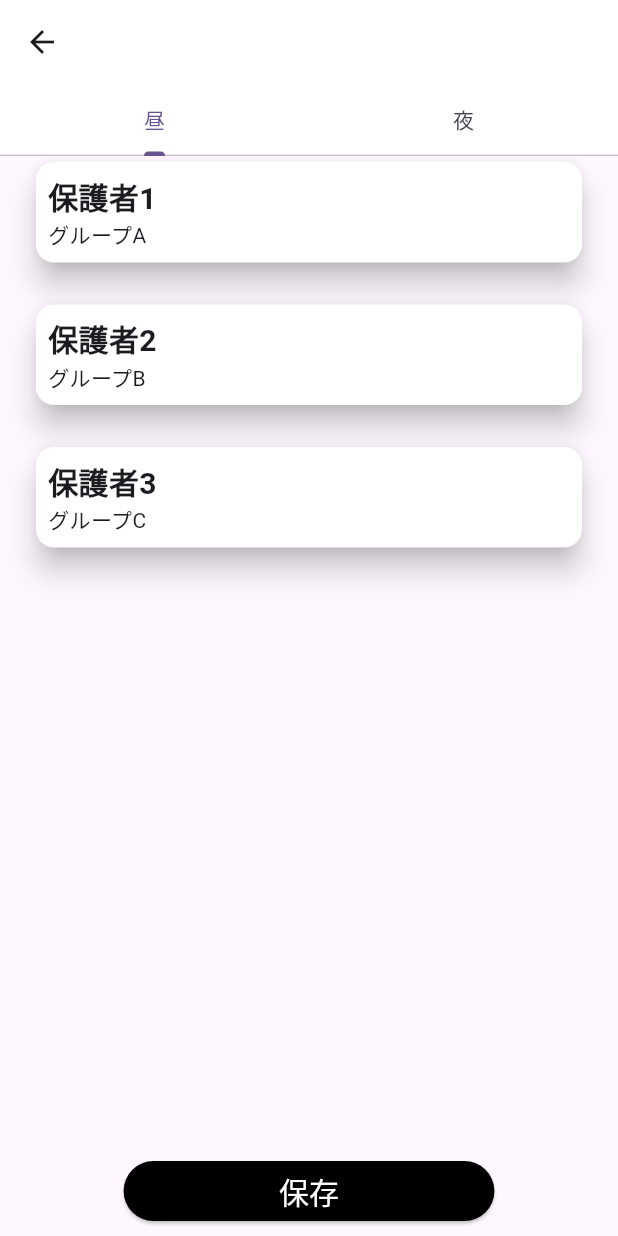
After one commit to GreenTeaProgrammers/WhereChildBus, a Flutter app: the BusGuardianManagePage screen opened directly, on a phone screen of 412 x 824 dp. The commit adds this screen. Run offline on Flutter 3.47's test engine with Material 3 defaults, Android fonts, the phone set to English and light mode, and no system bars; our stand-ins replace fixnum, flutter_dotenv, flutter_toggle_tab, image_picker; missing offline and left inert: grpc, protobuf.

Commit message:
feat:保護者一覧ページを作成

```diff
--- /dev/null
+++ b/frontend/where_child_bus/lib/components/guardian_list/guardian_list.dart
@@ -0,0 +1,39 @@
+
+import 'package:flutter/material.dart';
+import 'package:where_child_bus/components/guardian_list/guardian_list_element/guardian_list_element.dart';
+import 'package:where_child_bus/pages/student_list_page/student_detail_sheet.dart';
+
+class GuardianList extends StatefulWidget {
+  final List<String> guardianNames;
+  final List<String> groupNames;
+  final VoidCallback? callback;
+
+  const GuardianList({
+    Key? key,
+    required this.guardianNames,
+    required this.groupNames,
+    this.callback,
+  }) : super(key: key);
+
+  @override
+  _GuardiansListState createState() => _GuardiansListState();
+}
+
+class _GuardiansListState extends State<GuardianList> {
+  @override
+  Widget build(BuildContext context) {
+    return ListView.separated(
+      itemCount: widget.guardianNames.length,
+      separatorBuilder: (BuildContext context, int index) => const Divider(height: 20, color: Colors.transparent),
+      itemBuilder: (BuildContext context, int index) => guardianListElement(context, index),
+    );
+  }
+
+  Widget guardianListElement(BuildContext context, int index) {
+    return GuardianListElement(
+      title: widget.guardianNames[index],
+      subtitle: widget.groupNames[index],
+      // imagePath: "assets/images/face_${widget.images[index]}.png",
+    );
+  }
+}
--- /dev/null
+++ b/frontend/where_child_bus/lib/components/guardian_list/guardian_list_element/guardian_list_element.dart
@@ -0,0 +1,75 @@
+
+import 'package:flutter/material.dart';
+
+class GuardianListElement extends StatelessWidget {
+  final String title;
+  final String subtitle;
+  final VoidCallback? onTap;
+  final Widget? actionButton;
+
+  const GuardianListElement({
+    Key? key,
+    required this.title,
+    required this.subtitle,
+    this.onTap,
+    this.actionButton,
+  }) : super(key: key);
+
+  @override
+  Widget build(BuildContext context) {
+    return listElementPadding(
+      Card(
+        elevation: 8,
+        clipBehavior: Clip.antiAliasWithSaveLayer,
+        child: Material(
+          color: Colors.white, // Cardの背景色
+          child: InkWell(
+            onTap: onTap, // タップ時のアクション
+            child: Padding(
+              padding: const EdgeInsets.all(8.0),
+              child: Row(
+                children: [
+                  // Image.asset(imagePath, width: 100, height: 100),
+                  // const SizedBox(width: 16),
+                  Expanded(
+                    child: titleAndSubTitle(title, subtitle),
+                  ),
+                  if (actionButton != null) actionButton!, // アクションボタンを表示
+                ],
+              ),
+            ),
+          ),
+        ),
+      ),
+    );
+  }
+
+  Column titleAndSubTitle(String title, String subtitle) {
+    return Column(
+      crossAxisAlignment: CrossAxisAlignment.start,
+      mainAxisAlignment: MainAxisAlignment.spaceBetween,
+      children: [
+        titleText(title),
+        subTitleText(subtitle),
+      ],
+    );
+  }
+
+  Text titleText(String title) {
+    return Text(
+      title,
+      style: const TextStyle(fontSize: 20, fontWeight: FontWeight.bold)
+    );
+  }
+
+  Text subTitleText(String subtitle) {
+    return Text(subtitle);
+  }
+
+  Padding listElementPadding(Widget child) {
+    return Padding(
+      padding: const EdgeInsets.symmetric(horizontal: 20),
+      child: child,
+    );
+  }
+}
--- /dev/null
+++ b/frontend/where_child_bus/lib/pages/bus_list_page/bus_edit_page/bus_child_manage_page/bus_guardian_manage_page.dart
@@ -0,0 +1,60 @@
+import "package:flutter/material.dart";
+import "package:where_child_bus/components/guardian_list/guardian_list.dart";
+import "package:where_child_bus/pages/bus_list_page/bus_edit_page/components/confirm_button.dart";
+
+class BusGuardianManagePage extends StatefulWidget {
+  @override
+  _BusGuardianManagePageState createState() => _BusGuardianManagePageState();
+}
+
+class _BusGuardianManagePageState extends State<BusGuardianManagePage> {
+  // サンプルデータのリスト
+  final List<String> guardianNames = ['保護者1', '保護者2', '保護者3'];
+  final List<String> groupNames = ['グループA', 'グループB', 'グループC'];
+
+  @override
+  Widget build(BuildContext context) {
+    return DefaultTabController(
+      length: 2,
+      child: Scaffold(
+        appBar: pageAppBar(),
+        body: pageBody(),
+      ),
+    );
+  }
+
+  AppBar pageAppBar() {
+    return AppBar(
+      bottom : const TabBar(
+        tabs: [
+          Tab(text: "昼",),
+          Tab(text: "夜",),
+        ],
+      )
+    );
+  }
+
+  Widget pageBody() {
+    return  Column(
+      children: [
+        Expanded(
+          child: TabBarView(
+            children: [
+              morningGuardianList(),
+              eveningGuardianList(),
+            ],
+          ),
+        ),
+        ConfirmButton(buttonText: "保存"),
+      ],
+    );
+  }
+
+  Widget morningGuardianList() {
+    return GuardianList(guardianNames: guardianNames, groupNames: groupNames);
+  }
+
+  Widget eveningGuardianList() {
+    return GuardianList(guardianNames: guardianNames, groupNames: groupNames);
+  }
+}
--- a/frontend/where_child_bus/lib/pages/bus_list_page/bus_edit_page/bus_edit_page.dart
+++ b/frontend/where_child_bus/lib/pages/bus_list_page/bus_edit_page/bus_edit_page.dart
@@ -2,6 +2,7 @@ import 'dart:io';
 import 'package:flutter/material.dart';
 import 'package:image_picker/image_picker.dart';
 import 'package:where_child_bus/pages/bus_list_page/bus_edit_page/bus_child_manage_page/bus_child_manage_page.dart';
+import 'package:where_child_bus/pages/bus_list_page/bus_edit_page/bus_child_manage_page/bus_guardian_manage_page.dart';
 import 'package:where_child_bus/pages/bus_list_page/bus_edit_page/components/confirm_button.dart';
 import 'package:where_child_bus/pages/bus_list_page/bus_edit_page/components/input_element.dart';
 import 'package:where_child_bus/pages/bus_list_page/bus_edit_page/components/stations_list.dart';
@@ -109,10 +110,10 @@ class _BusEditPage extends State<BusEditPage> {
         child: ElevatedButton(
           onPressed: () {
             Navigator.push(
-                context,MaterialPageRoute(builder: (context) => BusChildManagePage())
+                context,MaterialPageRoute(builder: (context) => BusGuardianManagePage())
               );
           },
-          child: const Text("バスに乗車する子供を変更"),
+          child: const Text("バスを利用する保護者を変更"),
         ),
       ),
     );
```
